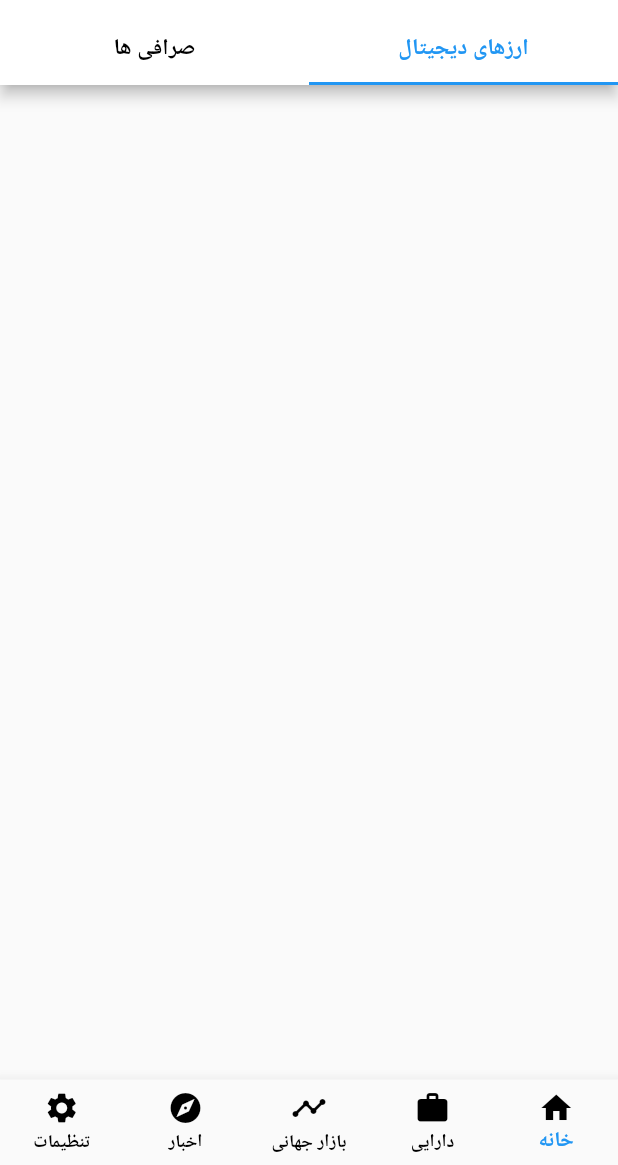
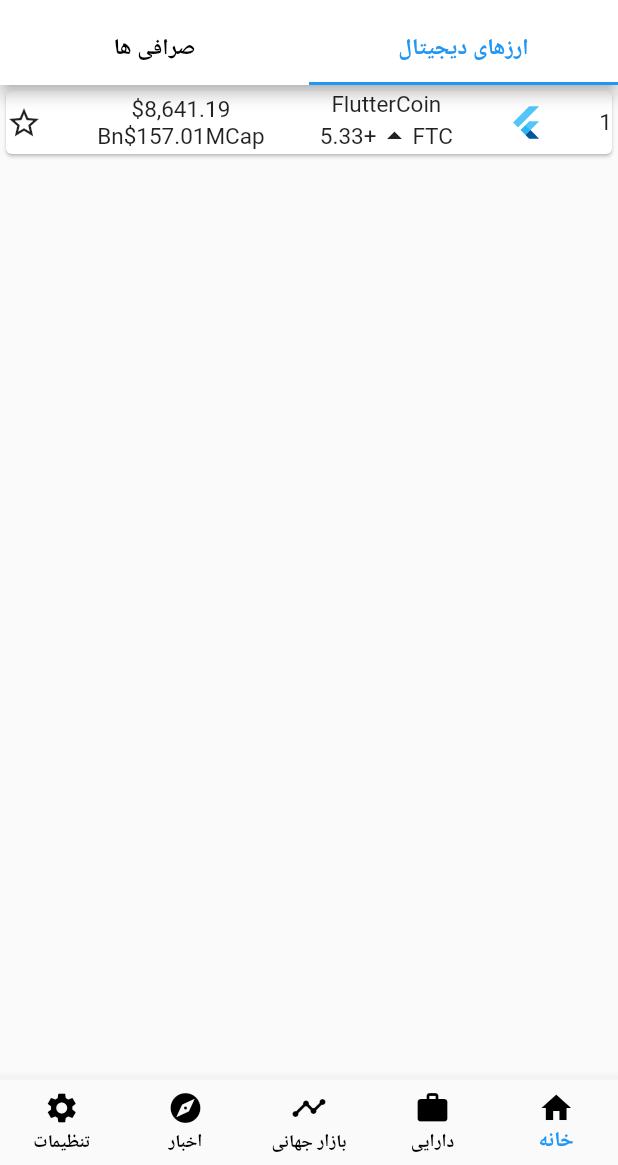
Before and after one commit to mabahmani/cryptofolio, a Flutter app: the screen it shows after launch, on a phone screen of 412 x 824 dp, the part 71-1236 px from its top. Run offline on Flutter 3.47's test engine with Material 2 defaults, Android fonts, the phone set to English and light mode, and no system bars.

Commit message:
start imp currency item

```diff
--- /dev/null
+++ b/lib/widget/currency_item_widget.dart
@@ -0,0 +1,56 @@
+import 'package:flutter/cupertino.dart';
+import 'package:flutter/material.dart';
+
+class CurrencyItem extends StatefulWidget {
+  @override
+  State<StatefulWidget> createState() {
+    // TODO: implement createState
+    return CurrencyItemState();
+  }
+}
+
+class CurrencyItemState extends State<CurrencyItem> {
+  @override
+  Widget build(BuildContext context) {
+    // TODO: implement build
+    return Column(
+      children: <Widget>[
+        Card(
+            child: Row(
+              mainAxisAlignment: MainAxisAlignment.spaceBetween,
+              children: <Widget>[
+              Text("1"),
+              FlutterLogo(),
+              Column(
+                mainAxisSize: MainAxisSize.min,
+                children: <Widget>[
+                  Text("FlutterCoin"),
+                  Row(
+                    children: <Widget>[
+                      Text("FTC"),
+                      Icon(Icons.arrow_drop_up),
+                      Text("+5.33")
+                    ],
+                  )
+                ],
+              ),
+              Column(
+                mainAxisSize: MainAxisSize.min,
+                children: <Widget>[
+                  Text("\$8,641.19"),
+                  Row(
+                    children: <Widget>[
+                      Text("MCap"),
+                      Text("\$157.01"),
+                      Text("Bn")
+                    ],
+                  )
+                ],
+              ),
+              Icon(Icons.star_border)
+            ],
+          ))
+        ],
+      );
+    }
+}
--- a/lib/widget/home_widget.dart
+++ b/lib/widget/home_widget.dart
@@ -1,3 +1,4 @@
+import 'package:cryptofolio/widget/currency_item_widget.dart';
 import 'package:flutter/material.dart';
 
 class Home extends StatelessWidget{
@@ -27,6 +28,12 @@ class Home extends StatelessWidget{
               labelColor: Colors.blue,
               unselectedLabelColor: Colors.black,
             ),
+          ),
+          body: TabBarView(
+            children: <Widget>[
+              CurrencyItem(),
+              CurrencyItem()
+            ],
           ),
         ),
       );
```
